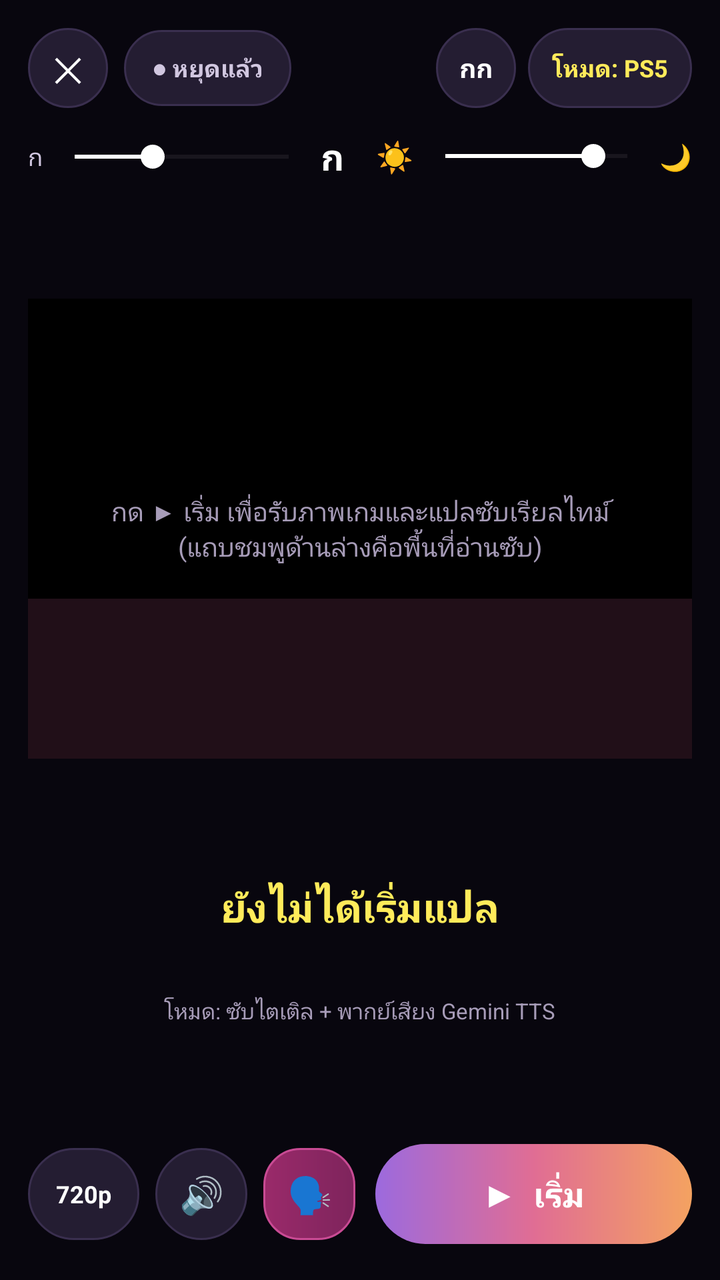
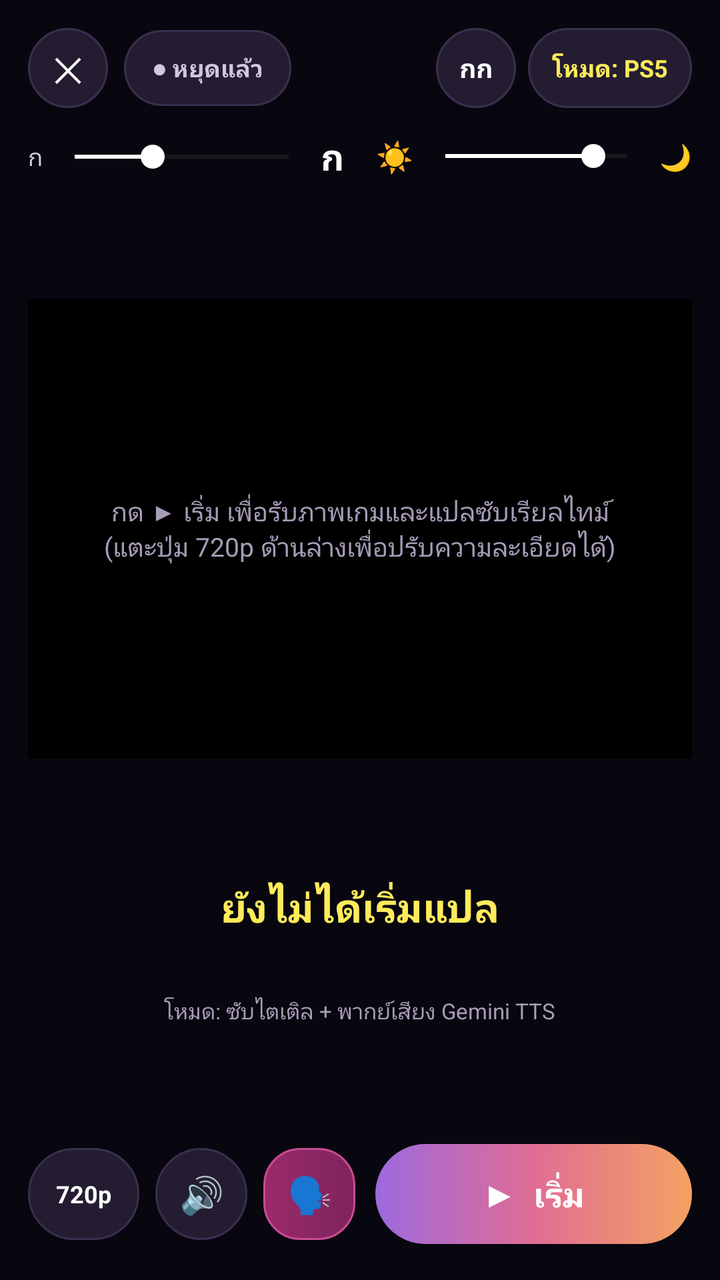

An Android layout rendered at two revisions. The XML below is the earlier revision; the diff shows what the commit changed to produce the second picture.
<!-- AndroidManifest.xml: application theme Theme.GTA6SubDub -->
<!-- res/layout/activity_live_control.xml -->
<?xml version="1.0" encoding="utf-8"?>
<LinearLayout xmlns:android="http://schemas.android.com/apk/res/android"
    android:layout_width="match_parent"
    android:layout_height="match_parent"
    android:background="#08060E"
    android:orientation="vertical"
    android:padding="14dp">

    
    <LinearLayout
        android:layout_width="match_parent"
        android:layout_height="wrap_content"
        android:gravity="center_vertical"
        android:orientation="horizontal">

        <TextView
            android:id="@+id/btnCloseLive"
            android:layout_width="40dp"
            android:layout_height="40dp"
            android:background="@drawable/bg_pill_dark"
            android:gravity="center"
            android:text="✕"
            android:textColor="#FFFFFF"
            android:textSize="17sp" />

        <TextView
            android:id="@+id/tvLiveStatusPill"
            android:layout_width="wrap_content"
            android:layout_height="38dp"
            android:layout_marginStart="8dp"
            android:background="@drawable/bg_pill_dark"
            android:gravity="center"
            android:paddingHorizontal="14dp"
            android:text="● หยุดแล้ว"
            android:textColor="#D1C7E0"
            android:textSize="12sp"
            android:textStyle="bold" />

        <View
            android:layout_width="0dp"
            android:layout_height="1dp"
            android:layout_weight="1" />

        <TextView
            android:id="@+id/btnToggleSliders"
            android:layout_width="40dp"
            android:layout_height="40dp"
            android:background="@drawable/bg_pill_dark"
            android:gravity="center"
            android:text="กก"
            android:textColor="#FFFFFF"
            android:textSize="13sp"
            android:textStyle="bold" />

        <TextView
            android:id="@+id/btnSwitchSource"
            android:layout_width="wrap_content"
            android:layout_height="40dp"
            android:layout_marginStart="6dp"
            android:background="@drawable/bg_pill_dark"
            android:gravity="center"
            android:paddingHorizontal="12dp"
            android:text="โหมด: PS5"
            android:textColor="#FFEB5A"
            android:textSize="12sp"
            android:textStyle="bold" />
    </LinearLayout>

    
    <LinearLayout
        android:id="@+id/layoutSliders"
        android:layout_width="match_parent"
        android:layout_height="wrap_content"
        android:layout_marginTop="12dp"
        android:gravity="center_vertical"
        android:orientation="horizontal">

        <LinearLayout
            android:layout_width="0dp"
            android:layout_height="wrap_content"
            android:layout_marginEnd="8dp"
            android:layout_weight="1"
            android:gravity="center_vertical"
            android:orientation="horizontal">

            <TextView
                android:layout_width="wrap_content"
                android:layout_height="wrap_content"
                android:text="ก"
                android:textColor="#D1C7E0"
                android:textSize="12sp" />

            <SeekBar
                android:id="@+id/seekFontSize"
                android:layout_width="0dp"
                android:layout_height="wrap_content"
                android:layout_weight="1"
                android:max="22"
                android:progress="8"
                android:progressTint="#FFFFFF"
                android:thumbTint="#FFFFFF" />

            <TextView
                android:layout_width="wrap_content"
                android:layout_height="wrap_content"
                android:text="ก"
                android:textColor="#FFFFFF"
                android:textSize="18sp"
                android:textStyle="bold" />
        </LinearLayout>

        <LinearLayout
            android:layout_width="0dp"
            android:layout_height="wrap_content"
            android:layout_marginStart="8dp"
            android:layout_weight="1"
            android:gravity="center_vertical"
            android:orientation="horizontal">

            <TextView
                android:layout_width="wrap_content"
                android:layout_height="wrap_content"
                android:text="☀"
                android:textColor="#FFFFFF"
                android:textSize="15sp" />

            <SeekBar
                android:id="@+id/seekBrightness"
                android:layout_width="0dp"
                android:layout_height="wrap_content"
                android:layout_weight="1"
                android:max="80"
                android:progress="65"
                android:progressTint="#FFFFFF"
                android:thumbTint="#FFFFFF" />

            <TextView
                android:layout_width="wrap_content"
                android:layout_height="wrap_content"
                android:text="🌙"
                android:textColor="#D1C7E0"
                android:textSize="13sp" />
        </LinearLayout>
    </LinearLayout>

    
    <LinearLayout
        android:layout_width="match_parent"
        android:layout_height="0dp"
        android:layout_weight="1"
        android:gravity="center"
        android:orientation="vertical">

        <FrameLayout
            android:id="@+id/videoContainer"
            android:layout_width="match_parent"
            android:layout_height="230dp"
            android:background="#000000">

            <TextureView
                android:id="@+id/texturePs5Stream"
                android:layout_width="match_parent"
                android:layout_height="match_parent" />

            
            <View
                android:layout_width="match_parent"
                android:layout_height="80dp"
                android:layout_gravity="bottom"
                android:background="#22F472B6" />

            <TextView
                android:id="@+id/tvVideoPlaceholder"
                android:layout_width="match_parent"
                android:layout_height="match_parent"
                android:gravity="center"
                android:padding="16dp"
                android:text="กด ▶ เริ่ม เพื่อรับภาพเกมและแปลซับเรียลไทม์\n(แถบชมพูด้านล่างคือพื้นที่อ่านซับ)"
                android:textColor="#A79CB8"
                android:textSize="13sp" />
        </FrameLayout>

        <TextView
            android:id="@+id/tvLiveEnglish"
            android:layout_width="match_parent"
            android:layout_height="wrap_content"
            android:layout_marginTop="14dp"
            android:gravity="center"
            android:text=""
            android:textColor="#8E84A3"
            android:textSize="12sp" />

        <TextView
            android:id="@+id/tvLiveThai"
            android:layout_width="match_parent"
            android:layout_height="wrap_content"
            android:layout_marginTop="6dp"
            android:gravity="center"
            android:minHeight="76dp"
            android:paddingHorizontal="12dp"
            android:text="ยังไม่ได้เริ่มแปล"
            android:textColor="#FFEB5A"
            android:textSize="20sp"
            android:textStyle="bold" />

        <TextView
            android:id="@+id/tvAudioModeHint"
            android:layout_width="wrap_content"
            android:layout_height="wrap_content"
            android:layout_marginTop="6dp"
            android:text="โหมด: ซับไตเติล + พากย์เสียง Gemini TTS"
            android:textColor="#A79CB8"
            android:textSize="11sp" />
    </LinearLayout>

    
    <LinearLayout
        android:layout_width="match_parent"
        android:layout_height="wrap_content"
        android:layout_marginBottom="4dp"
        android:gravity="center_vertical"
        android:orientation="horizontal">

        <TextView
            android:id="@+id/tvQualityBadge"
            android:layout_width="wrap_content"
            android:layout_height="46dp"
            android:background="@drawable/bg_pill_dark"
            android:gravity="center"
            android:paddingHorizontal="14dp"
            android:text="720p"
            android:textColor="#FFFFFF"
            android:textSize="12sp"
            android:textStyle="bold" />

        <TextView
            android:id="@+id/btnMuteToggle"
            android:layout_width="46dp"
            android:layout_height="46dp"
            android:layout_marginStart="8dp"
            android:background="@drawable/bg_pill_dark"
            android:gravity="center"
            android:text="🔊"
            android:textColor="#FFFFFF"
            android:textSize="18sp" />

        <TextView
            android:id="@+id/btnVoiceDubToggle"
            android:layout_width="46dp"
            android:layout_height="46dp"
            android:layout_marginStart="8dp"
            android:background="@drawable/bg_card_pink"
            android:gravity="center"
            android:text="🗣"
            android:textColor="#FFFFFF"
            android:textSize="18sp" />

        <TextView
            android:id="@+id/btnStartStopLive"
            android:layout_width="0dp"
            android:layout_height="50dp"
            android:layout_marginStart="10dp"
            android:layout_weight="1"
            android:background="@drawable/bg_gradient_start_btn"
            android:gravity="center"
            android:text="▶  เริ่ม"
            android:textColor="#FFFFFF"
            android:textSize="17sp"
            android:textStyle="bold" />
    </LinearLayout>

</LinearLayout>
<!-- resources referenced by this layout -->
<resources>
  <!-- drawable bg_card_pink (drawable) -->
  <?xml version="1.0" encoding="utf-8"?>
  <shape xmlns:android="http://schemas.android.com/apk/res/android">
      <gradient
          android:angle="0"
          android:startColor="#9A2A6A"
          android:endColor="#7E245C" />
      <corners android:radius="18dp" />
      <stroke android:width="1dp" android:color="#C94B94" />
  </shape>
  <!-- drawable bg_gradient_start_btn (drawable) -->
  <?xml version="1.0" encoding="utf-8"?>
  <shape xmlns:android="http://schemas.android.com/apk/res/android">
      <gradient
          android:angle="0"
          android:startColor="#9C6ADE"
          android:centerColor="#E06D94"
          android:endColor="#F4A261" />
      <corners android:radius="26dp" />
  </shape>
  <!-- drawable bg_pill_dark (drawable) -->
  <?xml version="1.0" encoding="utf-8"?>
  <shape xmlns:android="http://schemas.android.com/apk/res/android">
      <solid android:color="#241D32" />
      <corners android:radius="999dp" />
      <stroke android:width="1dp" android:color="#3A2F4F" />
  </shape>
  <style name="Theme.GTA6SubDub" parent="Theme.Material3.DayNight.NoActionBar" />
</resources>

<!-- the commit's change to res/layout/activity_live_control.xml (unified diff, before → after) -->
@@ -162,20 +162,13 @@
                 android:layout_width="match_parent"
                 android:layout_height="match_parent" />
 
-            
-            <View
-                android:layout_width="match_parent"
-                android:layout_height="80dp"
-                android:layout_gravity="bottom"
-                android:background="#22F472B6" />
-
             <TextView
                 android:id="@+id/tvVideoPlaceholder"
                 android:layout_width="match_parent"
                 android:layout_height="match_parent"
                 android:gravity="center"
                 android:padding="16dp"
-                android:text="กด ▶ เริ่ม เพื่อรับภาพเกมและแปลซับเรียลไทม์\n(แถบชมพูด้านล่างคือพื้นที่อ่านซับ)"
+                android:text="กด ▶ เริ่ม เพื่อรับภาพเกมและแปลซับเรียลไทม์\n(แตะปุ่ม 720p ด้านล่างเพื่อปรับความละเอียดได้)"
                 android:textColor="#A79CB8"
                 android:textSize="13sp" />
         </FrameLayout>
